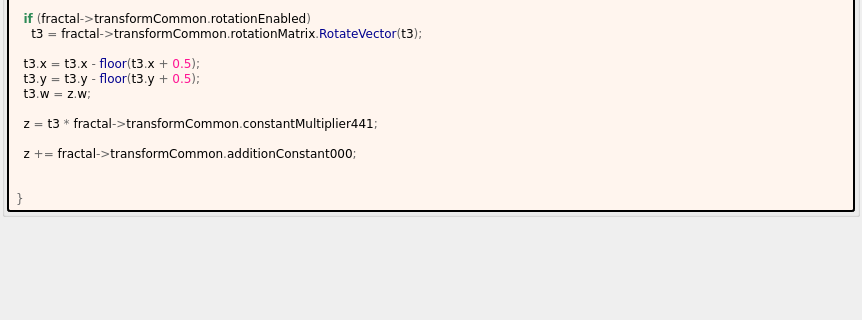
buddhi1980/mandelbulber2, file mandelbulber2/formula/ui/riemann_sphere_msltoe_v1.ui: the form before one commit; both pictures show x 0 to 862 and y 694 to 1014 of the 862 by 1014 pixel window.
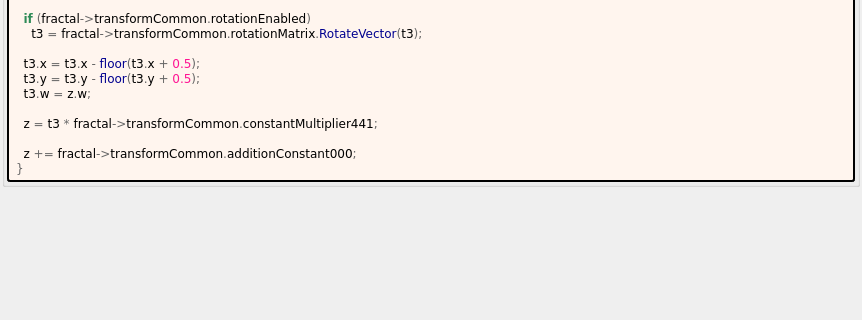
The form after the commit. Custom widgets are drawn as their Qt base class.

```diff
--- a/mandelbulber2/formula/ui/riemann_sphere_msltoe_v1.ui
+++ b/mandelbulber2/formula/ui/riemann_sphere_msltoe_v1.ui
@@ -554,8 +554,6 @@
   z &lt;span style=&quot;color:#676767&quot;&gt;=&lt;/span&gt; t3 &lt;span style=&quot;color:#676767&quot;&gt;*&lt;/span&gt; fractal&lt;span style=&quot;color:#676767&quot;&gt;-&amp;gt;&lt;/span&gt;transformCommon&lt;span style=&quot;color:#676767&quot;&gt;.&lt;/span&gt;constantMultiplier441&lt;span style=&quot;color:#676767&quot;&gt;;&lt;/span&gt;
 
   z &lt;span style=&quot;color:#676767&quot;&gt;+=&lt;/span&gt; fractal&lt;span style=&quot;color:#676767&quot;&gt;-&amp;gt;&lt;/span&gt;transformCommon&lt;span style=&quot;color:#676767&quot;&gt;.&lt;/span&gt;additionConstant000&lt;span style=&quot;color:#676767&quot;&gt;;&lt;/span&gt;
-
-
 &lt;span style=&quot;color:#676767&quot;&gt;}&lt;/span&gt;
 &lt;/pre&gt;
 &lt;/body&gt;</string>
```
